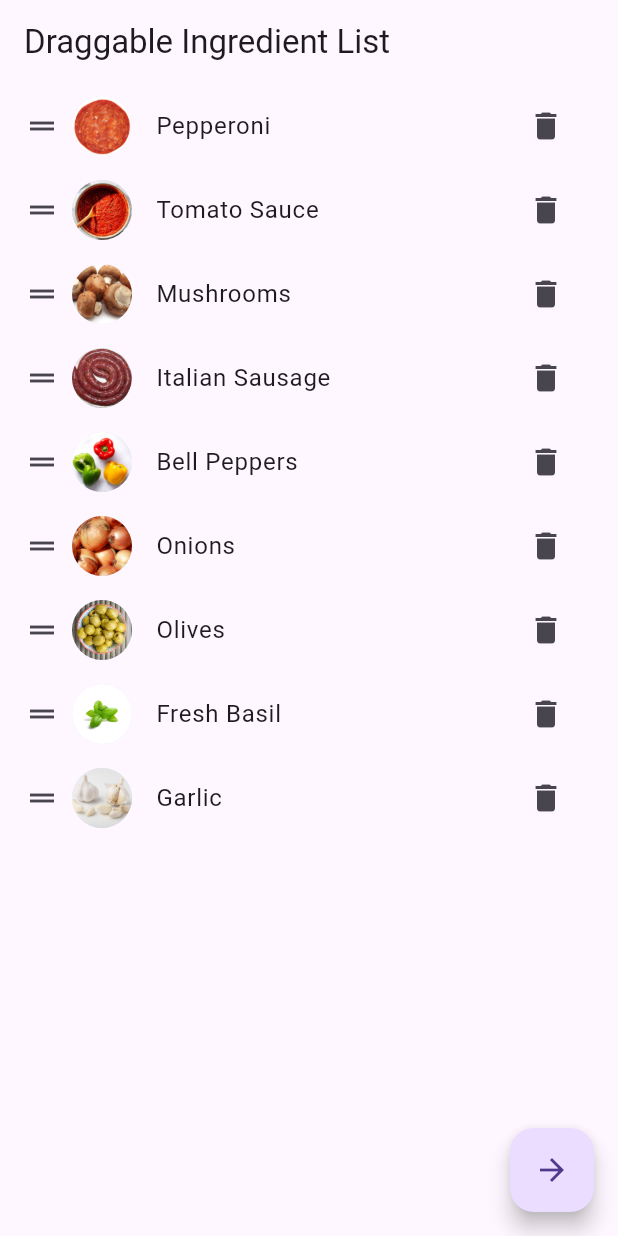
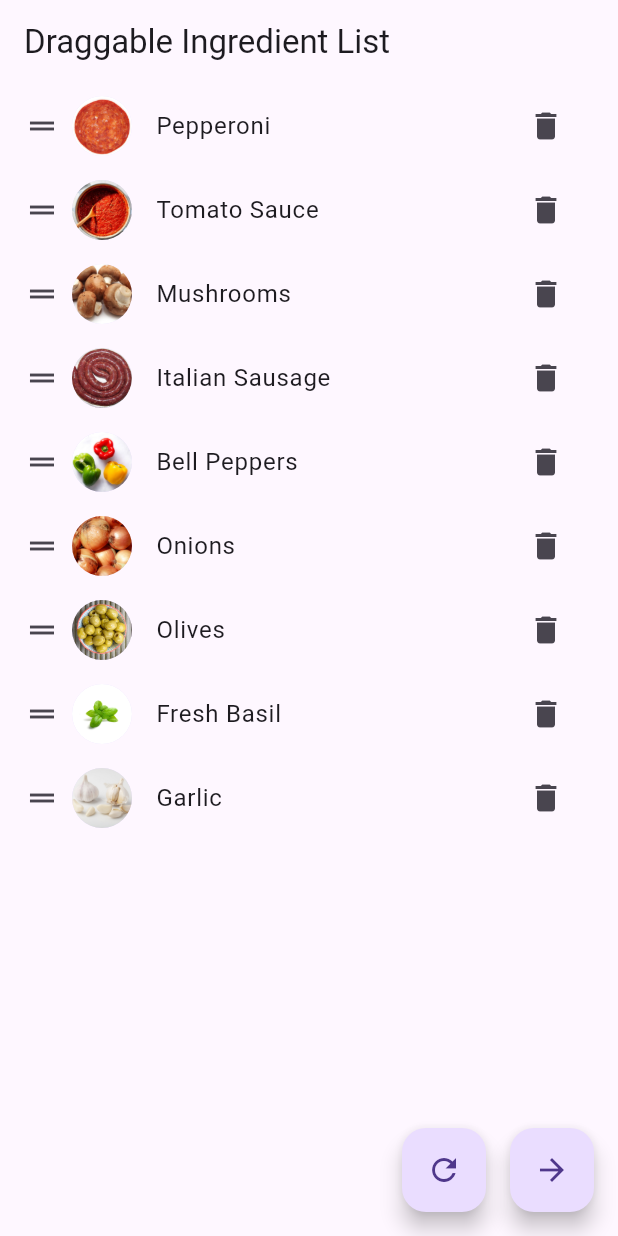
Before and after one commit to jraemakers/Portfolio-S4, a Flutter app: the screen it shows after launch, after a tap on the "delete" icon, on a phone screen of 412 x 824 dp. Run offline on Flutter 3.47's test engine with Material 3 defaults, Android fonts, the phone set to English and light mode, and no system bars; our stand-ins replace battery_plus; generated files the repository leaves out were written again.

Commit message:
Refactor ingredients_screen.dart to improve UI and functionality

```diff
--- a/tech_case_18/lib/screens/ingredients_screen.dart
+++ b/tech_case_18/lib/screens/ingredients_screen.dart
@@ -32,10 +32,26 @@ class _IngredientsScreenState extends State<IngredientsScreen> {
           setState(() {
             items.removeAt(index);
           });
-          ScaffoldMessenger.of(context).showSnackBar(
-              SnackBar(content: Text("${item["name"]} dismissed")));
+          ScaffoldMessenger.of(context).showSnackBar(SnackBar(
+            content: Text("${item["name"]} removed"),
+            duration: const Duration(milliseconds: 1000),
+          ));
         },
-        background: Container(color: Colors.red),
+        background: Container(
+          color: Colors.red,
+          child: const Row(
+            mainAxisAlignment: MainAxisAlignment.end,
+            children: [
+              Padding(
+                padding: EdgeInsets.only(right: 36.0),
+                child: Icon(
+                  Icons.delete,
+                  color: Colors.white,
+                ),
+              ),
+            ],
+          ),
+        ),
         child: ListTile(
           key: ValueKey(item["name"]),
           leading: Row(
@@ -55,6 +71,10 @@ class _IngredientsScreenState extends State<IngredientsScreen> {
               setState(() {
                 items.removeAt(index);
               });
+              ScaffoldMessenger.of(context).showSnackBar(SnackBar(
+                content: Text("${item["name"]} removed"),
+                duration: const Duration(milliseconds: 250),
+              ));
             },
           ),
         ),
@@ -73,13 +93,37 @@ class _IngredientsScreenState extends State<IngredientsScreen> {
     );
   }
 
+  Future<void> _refresh() async {
+    ScaffoldMessenger.of(context).showSnackBar(const SnackBar(
+      content: Text("List refreshed"),
+      duration: Duration(milliseconds: 250),
+    ));
+
+    setState(() {
+      items = [
+        {"name": "Mozzarella Cheese", "image": "mozzarella_cheese.jpg"},
+        {"name": "Pepperoni", "image": "pepperoni.jpg"},
+        {"name": "Tomato Sauce", "image": "tomato_sauce.jpg"},
+        {"name": "Mushrooms", "image": "mushrooms.jpg"},
+        {"name": "Italian Sausage", "image": "italian_sausage.jpg"},
+        {"name": "Bell Peppers", "image": "bell_peppers.jpg"},
+        {"name": "Onions", "image": "onions.jpg"},
+        {"name": "Olives", "image": "olives.jpg"},
+        {"name": "Fresh Basil", "image": "fresh_basil.jpg"},
+        {"name": "Garlic", "image": "garlic.jpg"}
+      ];
+    });
+  }
+
   @override
   Widget build(BuildContext context) {
     return Scaffold(
       appBar: AppBar(
         title: const Text("Draggable Ingredient List"),
       ),
-      body: ReorderableListView(
+      body: RefreshIndicator(
+        onRefresh: _refresh,
+        child: ReorderableListView(
           onReorder: (oldIndex, newIndex) {
             setState(() {
               if (newIndex > oldIndex) {
@@ -91,9 +135,20 @@ class _IngredientsScreenState extends State<IngredientsScreen> {
           },
           children: itemTiles(),
         ),
-      floatingActionButton: FloatingActionButton(
+      ),
+      floatingActionButton: Row(
+        mainAxisAlignment: MainAxisAlignment.end,
+        children: [
+          FloatingActionButton(
+            onPressed: _refresh,
+            child: const Icon(Icons.refresh),
+          ),
+          const SizedBox(width: 16),
+          FloatingActionButton(
             onPressed: navigateToPizzaScreen,
             child: const Icon(Icons.arrow_forward),
+          ),
+        ],
       ),
     );
   }
```
Lines whose indentation alone changed are shown as unchanged.
